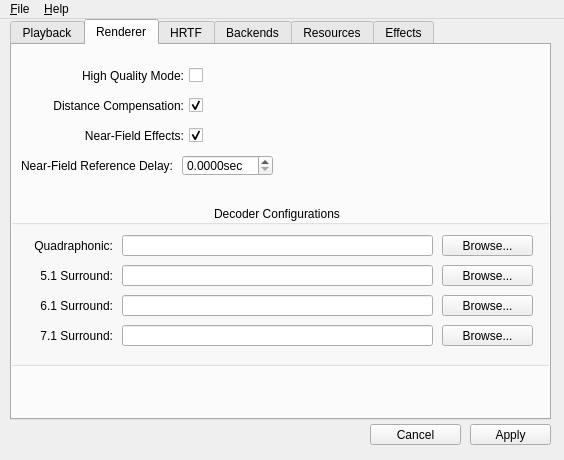
First picture: the form in openal/utils/alsoft-config/mainwindow.ui, repository etlegacy/etlegacy-libs, before the edit.
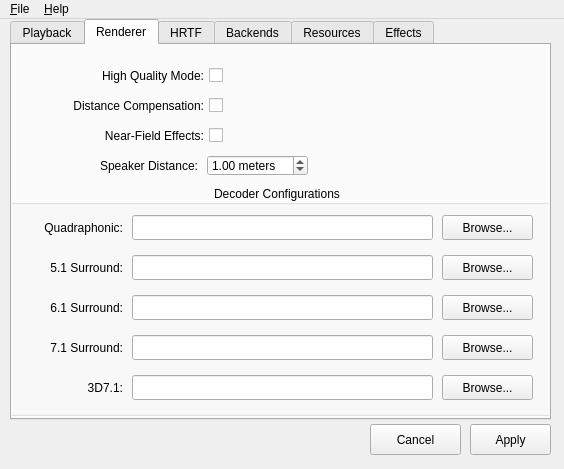
Second picture: the form after the edit. The open tabs and pages were chosen to show the change. Icons and pictures are not drawn.

Patch:
```diff
--- a/openal/utils/alsoft-config/mainwindow.ui
+++ b/openal/utils/alsoft-config/mainwindow.ui
@@ -7,7 +7,7 @@
     <x>0</x>
     <y>0</y>
     <width>564</width>
-    <height>460</height>
+    <height>469</height>
    </rect>
   </property>
   <property name="minimumSize">
@@ -31,7 +31,7 @@
       <x>470</x>
       <y>405</y>
       <width>81</width>
-      <height>21</height>
+      <height>31</height>
      </rect>
     </property>
     <property name="text">
@@ -611,7 +611,7 @@
      <widget class="QCheckBox" name="decoderHQModeCheckBox">
       <property name="geometry">
        <rect>
-        <x>10</x>
+        <x>30</x>
         <y>20</y>
         <width>181</width>
         <height>21</height>
@@ -635,7 +635,7 @@
      <widget class="QCheckBox" name="decoderDistCompCheckBox">
       <property name="geometry">
        <rect>
-        <x>10</x>
+        <x>30</x>
         <y>50</y>
         <width>181</width>
         <height>21</height>
@@ -655,7 +655,7 @@
       <property name="text">
        <string>Distance Compensation:</string>
       </property>
-      <property name="checked">
+      <property name="tristate">
        <bool>true</bool>
       </property>
      </widget>
@@ -663,9 +663,9 @@
       <property name="geometry">
        <rect>
         <x>-10</x>
-        <y>160</y>
+        <y>140</y>
         <width>551</width>
-        <height>161</height>
+        <height>231</height>
        </rect>
       </property>
       <property name="title">
@@ -677,10 +677,10 @@
       <widget class="QLineEdit" name="decoderQuadLineEdit">
        <property name="geometry">
         <rect>
-         <x>120</x>
+         <x>130</x>
          <y>30</y>
-         <width>311</width>
-         <height>21</height>
+         <width>301</width>
+         <height>25</height>
         </rect>
        </property>
       </widget>
@@ -689,8 +689,8 @@
         <rect>
          <x>20</x>
          <y>30</y>
-         <width>91</width>
-         <height>21</height>
+         <width>101</width>
+         <height>25</height>
         </rect>
        </property>
        <property name="text">
@@ -706,7 +706,7 @@
          <x>440</x>
          <y>30</y>
          <width>91</width>
-         <height>21</height>
+         <height>25</height>
         </rect>
        </property>
        <property name="text">
@@ -716,10 +716,10 @@
       <widget class="QLineEdit" name="decoder51LineEdit">
        <property name="geometry">
         <rect>
-         <x>120</x>
-         <y>60</y>
-         <width>311</width>
-         <height>21</height>
+         <x>130</x>
+         <y>70</y>
+         <width>301</width>
+         <height>25</height>
         </rect>
        </property>
       </widget>
@@ -727,9 +727,9 @@
        <property name="geometry">
         <rect>
          <x>440</x>
-         <y>60</y>
+         <y>70</y>
          <width>91</width>
-         <height>21</height>
+         <height>25</height>
         </rect>
        </property>
        <property name="text">
@@ -740,9 +740,9 @@
        <property name="geometry">
         <rect>
          <x>20</x>
-         <y>60</y>
-         <width>91</width>
-         <height>21</height>
+         <y>70</y>
+         <width>101</width>
+         <height>25</height>
         </rect>
        </property>
        <property name="text">
@@ -756,9 +756,9 @@
        <property name="geometry">
         <rect>
          <x>20</x>
-         <y>90</y>
-         <width>91</width>
-         <height>21</height>
+         <y>110</y>
+         <width>101</width>
+         <height>25</height>
         </rect>
        </property>
        <property name="text">
@@ -771,10 +771,10 @@
       <widget class="QLineEdit" name="decoder61LineEdit">
        <property name="geometry">
         <rect>
-         <x>120</x>
-         <y>90</y>
-         <width>311</width>
-         <height>21</height>
+         <x>130</x>
+         <y>110</y>
+         <width>301</width>
+         <height>25</height>
         </rect>
        </property>
       </widget>
@@ -782,9 +782,9 @@
        <property name="geometry">
         <rect>
          <x>440</x>
-         <y>90</y>
+         <y>110</y>
          <width>91</width>
-         <height>21</height>
+         <height>25</height>
         </rect>
        </property>
        <property name="text">
@@ -795,9 +795,9 @@
        <property name="geometry">
         <rect>
          <x>440</x>
-         <y>120</y>
+         <y>150</y>
          <width>91</width>
-         <height>21</height>
+         <height>25</height>
         </rect>
        </property>
        <property name="text">
@@ -807,10 +807,10 @@
       <widget class="QLineEdit" name="decoder71LineEdit">
        <property name="geometry">
         <rect>
-         <x>120</x>
-         <y>120</y>
-         <width>311</width>
-         <height>21</height>
+         <x>130</x>
+         <y>150</y>
+         <width>301</width>
+         <height>25</height>
         </rect>
        </property>
       </widget>
@@ -818,23 +818,62 @@
        <property name="geometry">
         <rect>
          <x>20</x>
-         <y>120</y>
-         <width>91</width>
-         <height>21</height>
+         <y>150</y>
+         <width>101</width>
+         <height>25</height>
         </rect>
        </property>
        <property name="text">
         <string>7.1 Surround:</string>
        </property>
        <property name="alignment">
-        <set>Qt::AlignRight|Qt::AlignTrailing|Qt::AlignVCenter</set>
+        <set>Qt::AlignmentFlag::AlignRight|Qt::AlignmentFlag::AlignTrailing|Qt::AlignmentFlag::AlignVCenter</set>
+       </property>
+      </widget>
+      <widget class="QLabel" name="label_33">
+       <property name="geometry">
+        <rect>
+         <x>20</x>
+         <y>190</y>
+         <width>101</width>
+         <height>25</height>
+        </rect>
+       </property>
+       <property name="text">
+        <string>3D7.1:</string>
+       </property>
+       <property name="alignment">
+        <set>Qt::AlignmentFlag::AlignRight|Qt::AlignmentFlag::AlignTrailing|Qt::AlignmentFlag::AlignVCenter</set>
+       </property>
+      </widget>
+      <widget class="QLineEdit" name="decoder3D71LineEdit">
+       <property name="geometry">
+        <rect>
+         <x>130</x>
+         <y>190</y>
+         <width>301</width>
+         <height>25</height>
+        </rect>
+       </property>
+      </widget>
+      <widget class="QPushButton" name="decoder3D71Button">
+       <property name="geometry">
+        <rect>
+         <x>440</x>
+         <y>190</y>
+         <width>91</width>
+         <height>25</height>
+        </rect>
+       </property>
+       <property name="text">
+        <string>Browse...</string>
        </property>
       </widget>
      </widget>
      <widget class="QCheckBox" name="decoderNFEffectsCheckBox">
       <property name="geometry">
        <rect>
-        <x>10</x>
+        <x>30</x>
         <y>80</y>
         <width>181</width>
         <height>21</height>
@@ -856,16 +895,16 @@
       <property name="text">
        <string>Near-Field Effects:</string>
       </property>
-      <property name="checked">
+      <property name="tristate">
        <bool>true</bool>
       </property>
      </widget>
      <widget class="QWidget" name="widget_3" native="true">
       <property name="geometry">
        <rect>
-        <x>-10</x>
+        <x>30</x>
         <y>110</y>
-        <width>281</width>
+        <width>471</width>
         <height>21</height>
        </rect>
       </property>
@@ -883,14 +922,14 @@
       <widget class="QLabel" name="label_27">
        <property name="geometry">
         <rect>
-         <x>20</x>
+         <x>45</x>
          <y>0</y>
-         <width>151</width>
+         <width>111</width>
          <height>21</height>
         </rect>
        </property>
        <property name="text">
-        <string>Near-Field Reference Delay:</string>
+        <string>Speaker Distance:</string>
        </property>
        <property name="alignment">
         <set>Qt::AlignRight|Qt::AlignTrailing|Qt::AlignVCenter</set>
@@ -899,24 +938,30 @@
       <widget class="QDoubleSpinBox" name="decoderNFRefDelaySpinBox">
        <property name="geometry">
         <rect>
-         <x>180</x>
+         <x>165</x>
          <y>0</y>
-         <width>91</width>
+         <width>101</width>
          <height>21</height>
         </rect>
        </property>
        <property name="suffix">
-        <string>sec</string>
+        <string> meters</string>
        </property>
        <property name="decimals">
-        <number>4</number>
+        <number>2</number>
+       </property>
+       <property name="minimum">
+        <double>0.100000000000000</double>
        </property>
        <property name="maximum">
-        <double>1000.000000000000000</double>
+        <double>10.000000000000000</double>
        </property>
        <property name="singleStep">
         <double>0.010000000000000</double>
        </property>
+       <property name="value">
+        <double>1.000000000000000</double>
+       </property>
       </widget>
      </widget>
     </widget>
@@ -2329,7 +2374,7 @@
       <x>370</x>
       <y>405</y>
       <width>91</width>
-      <height>21</height>
+      <height>31</height>
      </rect>
     </property>
     <property name="text">
```
Left out of the diff: 615 changed lines with no effect on the pictures.
